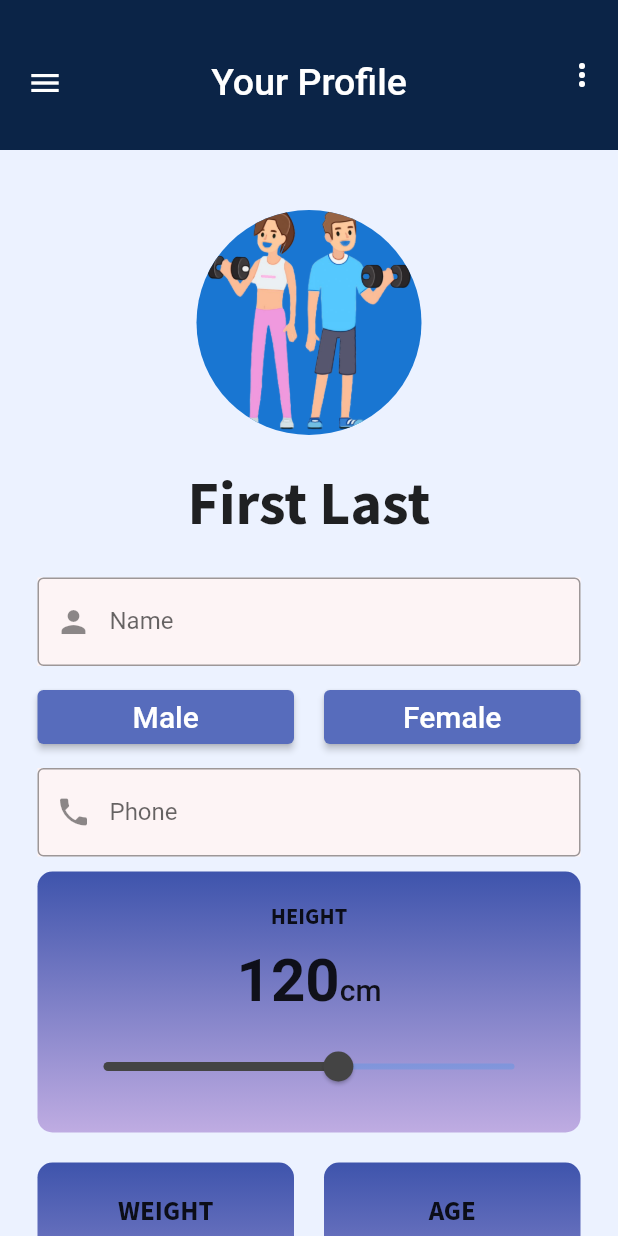
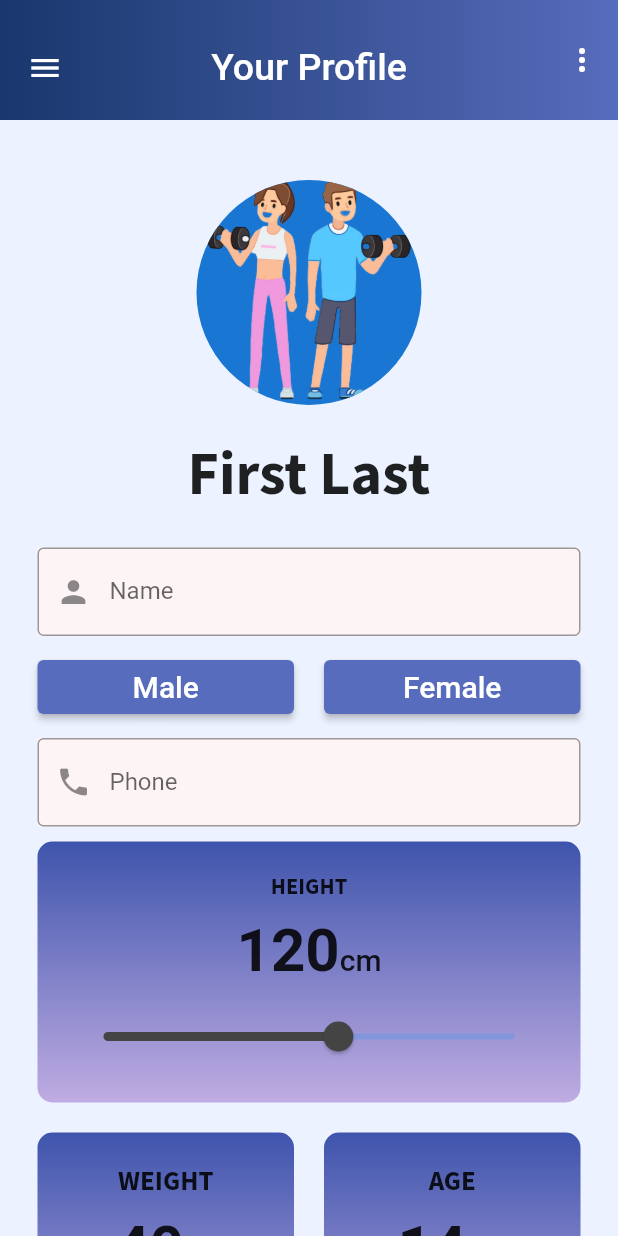
Before and after one commit to Sxmxrth/CalFit-Mini-Project, a Flutter app: the ProfilePage screen opened by its route, on a phone screen of 412 x 824 dp. Run offline on Flutter 3.47's test engine with Material 2 defaults, Android fonts, the phone set to English and light mode, and no system bars; our stand-ins replace audioplayers, carousel_slider, charts_flutter_new, cloud_firestore, firebase_auth, firebase_core and 4 more; accounts and stored records are empty.

Commit message:
Image changed

```diff
--- a/cal_fit/lib/screens/profilePage.dart
+++ b/cal_fit/lib/screens/profilePage.dart
@@ -68,30 +68,6 @@ class ProfilePage extends StatefulWidget {
 }
 
 class _ProfilePageState extends State<ProfilePage> {
-  // final String _uid = '';
-  // String name = "";
-  // late final TextEditingController nameController, phoneController;
-
-  // @override
-  // void initState() {
-  //   super.initState();
-  //   getUserData();
-  // }
-
-  // Future<void> getUserData() async {
-  //   DocumentSnapshot doc = await FirebaseFirestore.instance
-  //       .collection('users')
-  //       .doc(widget.uid)
-  //       .get();
-  //   final Map<String, dynamic> data = doc.data() as Map<String, dynamic>;
-  //   setState(() {
-  //     name = data['Name'] as String;
-  //     print(name);
-  //     nameController = TextEditingController(text: name);
-  //     phoneController = TextEditingController(text: data["Phone"] as String);
-  //   });
-  // }
-
   double currentSlider = 120.0;
   double targetWeight = 40;
   int currentWeight = 40;
@@ -105,6 +81,18 @@ class _ProfilePageState extends State<ProfilePage> {
       backgroundColor: Color(0xffECF2FF),
       appBar: AppBar(
         elevation: 0,
+        flexibleSpace: Container(
+          decoration: BoxDecoration(
+            gradient: LinearGradient(
+              begin: Alignment.centerLeft,
+              end: Alignment.centerRight,
+              colors: [
+                Color(0xff19376D),
+                Color(0xff576CBC),
+              ],
+            ),
+          ),
+        ),
         leading: Padding(
           padding: const EdgeInsets.fromLTRB(4, 10, 0, 0),
           child: IconButton(
@@ -146,7 +134,7 @@ class _ProfilePageState extends State<ProfilePage> {
           ),
         ],
         backgroundColor: Color(0xff0B2447),
-        toolbarHeight: 100,
+        toolbarHeight: 80,
         title: const Padding(
           padding: EdgeInsets.fromLTRB(0, 10, 0, 0),
           child: Text('Your Profile', style: TextStyle(fontSize: 25)),
```
Also changed, not shown: cal_fit/lib/screens/calories.dart (+13 -0 lines), cal_fit/lib/screens/dashboard.dart (+14 -1 lines), cal_fit/lib/screens/diet.dart (+12 -0 lines), cal_fit/lib/screens/fitnessCenter.dart (+13 -1 lines), 1 other file.
